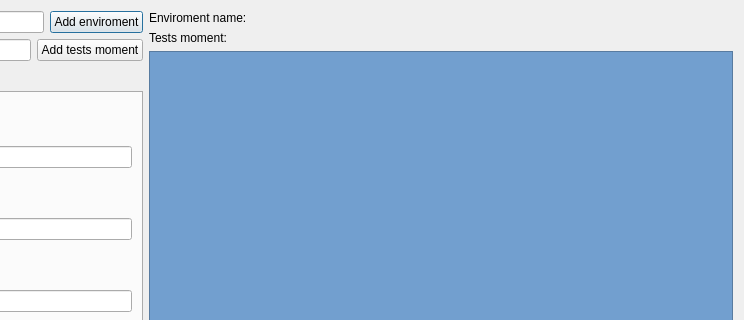
Qt form GUI/gui.ui (CavenaghiEmanuele/StageRL) before a commit; both pictures show x 453 to 1197 and y 0 to 320 of the 1197 by 671 pixel window.
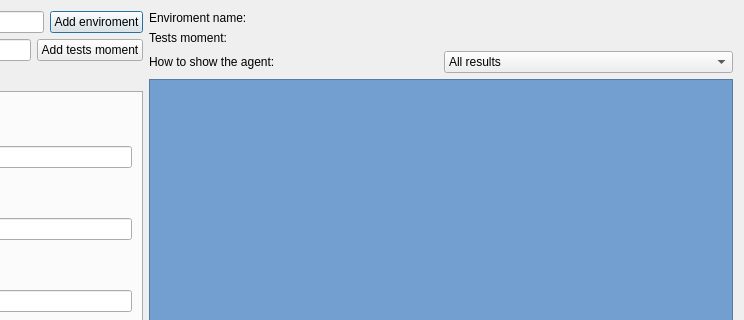
The same form after that commit.

Commit message: Add new test results Update read_data_GUI.py Update all enviroments and agents to improve fairness according to pylint

What changed in the file:
```diff
--- a/GUI/gui.ui
+++ b/GUI/gui.ui
@@ -386,7 +386,7 @@
     </layout>
    </item>
    <item>
-    <layout class="QVBoxLayout" name="verticalLayout_2" stretch="0,0,0,0,0">
+    <layout class="QVBoxLayout" name="verticalLayout_2" stretch="0,0,0,0,0,0">
      <item>
       <layout class="QHBoxLayout" name="horizontalLayout_23">
        <item>
@@ -423,6 +423,31 @@
        </item>
       </layout>
      </item>
+     <item>
+      <layout class="QHBoxLayout" name="horizontalLayout_3">
+       <item>
+        <widget class="QLabel" name="label_21">
+         <property name="text">
+          <string>How to show the agent: </string>
+         </property>
+        </widget>
+       </item>
+       <item>
+        <widget class="QComboBox" name="how_result">
+         <item>
+          <property name="text">
+           <string>All results</string>
+          </property>
+         </item>
+         <item>
+          <property name="text">
+           <string>Average results</string>
+          </property>
+         </item>
+        </widget>
+       </item>
+      </layout>
+     </item>
      <item>
       <widget class="QListWidget" name="agent_list_recap">
        <property name="styleSheet">
```
The commit also changes 985 other files.
